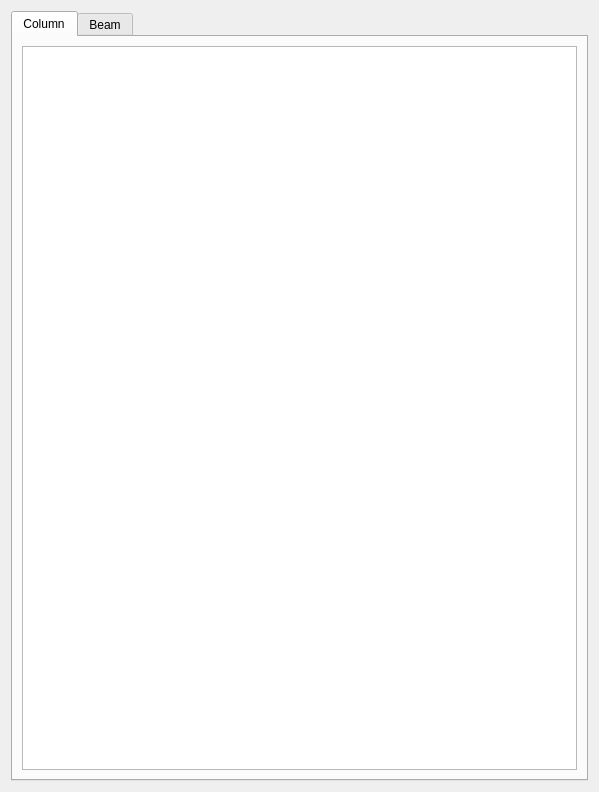
ebrahimraeyat/civilTools, file widgets/define/view_frame_sections.ui: the form before one commit.
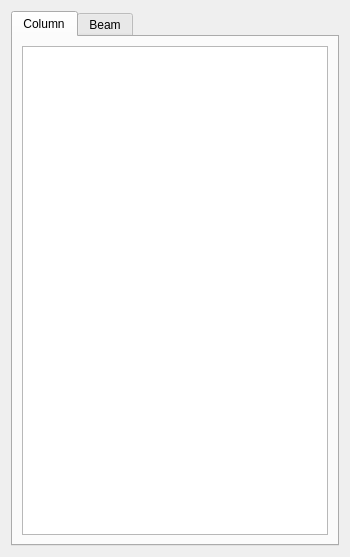
The form after the commit.

Commit message: set models in tableView

Diff of the .ui file:
```diff
--- a/widgets/define/view_frame_sections.ui
+++ b/widgets/define/view_frame_sections.ui
@@ -6,10 +6,16 @@
    <rect>
     <x>0</x>
     <y>0</y>
-    <width>599</width>
-    <height>792</height>
+    <width>350</width>
+    <height>557</height>
    </rect>
   </property>
+  <property name="minimumSize">
+   <size>
+    <width>350</width>
+    <height>500</height>
+   </size>
+  </property>
   <property name="windowTitle">
    <string>Dialog</string>
   </property>
```
The commit also changes 2 other files.
